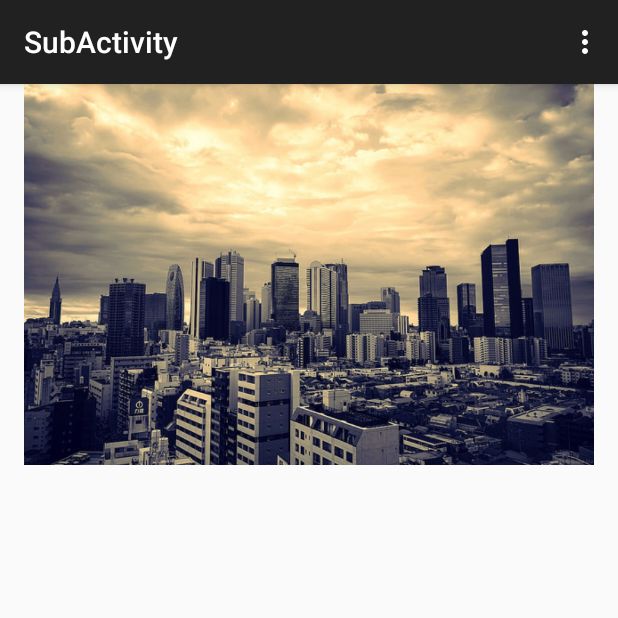
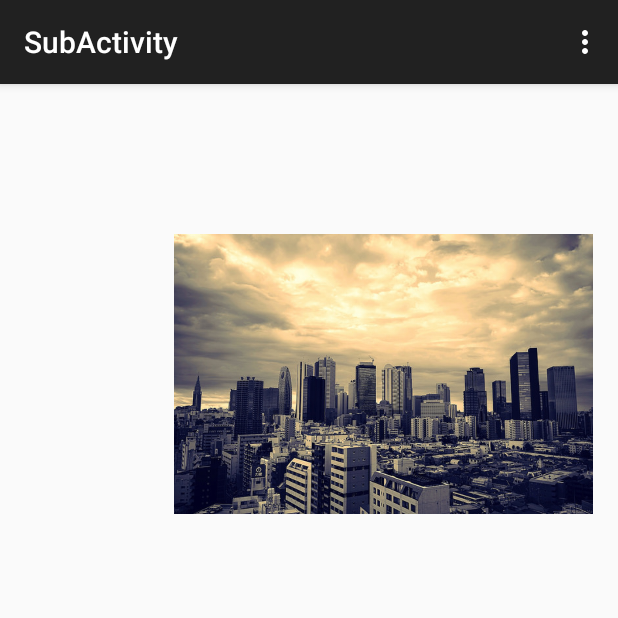
Before and after one commit to takahirom/PreLollipopTransition, an Android app: the screen it shows after launch (SubActivity2), after a tap on an icon or button, on a phone screen of 412 x 824 dp, the top half of it. Run offline under Robolectric (Android 15) with nearby library versions, the phone set to English and light mode, and no system bars.

Commit message:
Add sample of nested layout and clipChildren=false for animating views beyond parent container

```diff
--- a/sample-app/src/main/res/layout/activity_sub2.xml
+++ b/sample-app/src/main/res/layout/activity_sub2.xml
@@ -2,17 +2,25 @@
     xmlns:tools="http://schemas.android.com/tools"
     android:layout_width="match_parent"
     android:layout_height="match_parent"
+    android:clipChildren="false"
     android:paddingBottom="@dimen/activity_vertical_margin"
     android:paddingLeft="@dimen/activity_horizontal_margin"
     android:paddingRight="@dimen/activity_horizontal_margin"
     tools:context="com.kogitune.prelollipoptransition.SubActivity">
 
-    <ImageView
-        android:id="@+id/sub_imageView"
-        android:layout_width="match_parent"
+    <FrameLayout
+        android:layout_width="wrap_content"
         android:layout_height="wrap_content"
-        android:scaleType="fitStart"
-        android:adjustViewBounds="true"
-         />
+        android:layout_marginLeft="100dp"
+        android:layout_marginTop="100dp"
+        >
+
+        <ImageView
+            android:id="@+id/sub_imageView"
+            android:layout_width="match_parent"
+            android:layout_height="wrap_content"
+            android:adjustViewBounds="true"
+            android:scaleType="fitStart" />
+    </FrameLayout>
 
 </FrameLayout>
```
